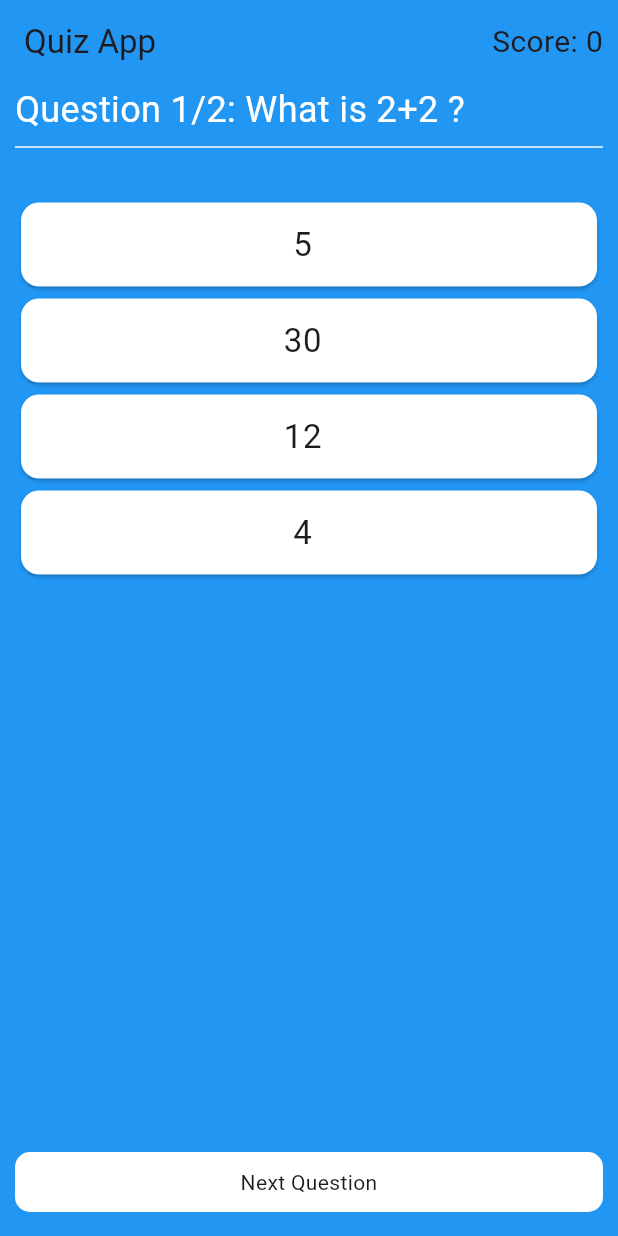
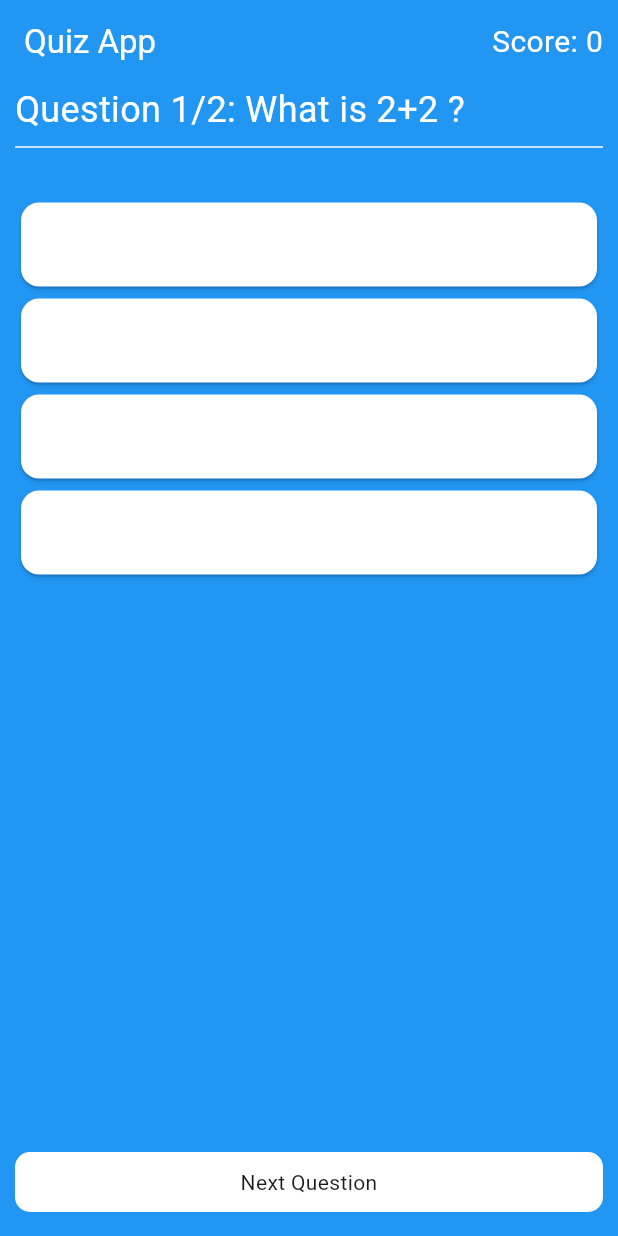
Before and after one commit to marquinhos2017/quiz_app, a Flutter app: the screen it shows after launch, on a phone screen of 412 x 824 dp. Run offline on Flutter 3.47's test engine with Material 3 defaults, Android fonts, the phone set to English and light mode, and no system bars.

Commit message:
changing some colors

```diff
--- a/lib/screens/home_screen.dart
+++ b/lib/screens/home_screen.dart
@@ -71,14 +71,22 @@ class _HomeScreenState extends State<HomeScreen> {
     return Scaffold(
       backgroundColor: background,
       appBar: AppBar(
-        title: const Text('Quiz App'),
+        title: const Text(
+          'Quiz App',
+          style: TextStyle(
+            color: neutral,
+          ),
+        ),
         backgroundColor: background,
         shadowColor: const Color.fromRGBO(0, 0, 0, 0),
         actions: [
           Padding(padding: const EdgeInsets.all(10),
           child: Text(
             'Score: $score',
-            style: TextStyle(fontSize: 20),
+            style: TextStyle(
+              fontSize: 20,
+              color: neutral
+              ),
             ),
           )
         ],
--- a/lib/widgets/option_card.dart
+++ b/lib/widgets/option_card.dart
@@ -18,6 +18,7 @@ class OptionCard extends StatelessWidget {
           textAlign: TextAlign.center,
           style: TextStyle(
             fontSize: 22,
+            color: neutral,
           ),
         ),
       ),
```
